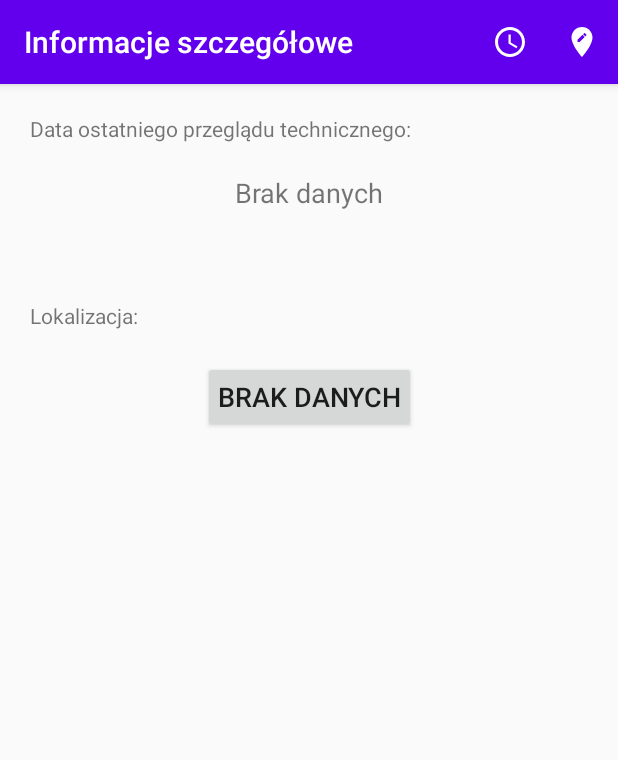
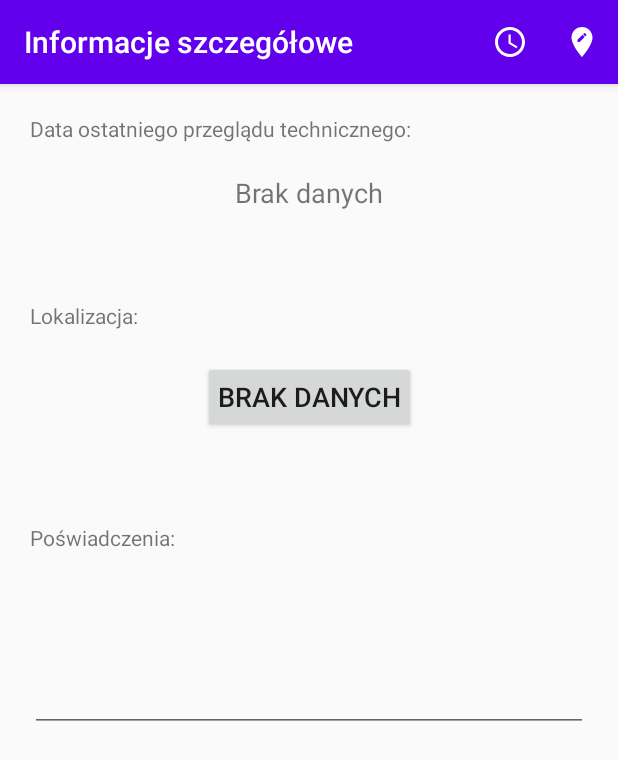
Before and after one commit to JakubMichalMalinowski/Organizer, an Android app: the DetailsActivity screen opened directly, with no data from a screen before it, on a phone screen of 412 x 824 dp. Shown: the top 760 px of the screen. Run offline under Robolectric (Android 15) with nearby library versions, the phone set to English and light mode, and no system bars.

Commit message:
add credentials and disable focus on edittexts on start

```diff
--- a/app/src/main/AndroidManifest.xml
+++ b/app/src/main/AndroidManifest.xml
@@ -15,7 +15,7 @@
         android:theme="@style/AppTheme">
         <activity
             android:name=".DetailsActivity"
-            android:label="@string/details"/>
+            android:label="@string/details" />
         <activity
             android:name=".DeviceActivity"
             android:label="@string/device"
--- a/app/src/main/java/com/remote/pum/organizer/DetailsActivity.java
+++ b/app/src/main/java/com/remote/pum/organizer/DetailsActivity.java
@@ -38,6 +38,7 @@ public class DetailsActivity extends AppCompatActivity {
     private Device device;
     private TextView dateTextView;
     private TextView locationButton;
+    private EditText credentialsEditText;
 
     @Override
     protected void onCreate(Bundle savedInstanceState) {
@@ -46,6 +47,7 @@ public class DetailsActivity extends AppCompatActivity {
 
         dateTextView = findViewById(R.id.date_text_view);
         locationButton = findViewById(R.id.location_button);
+        credentialsEditText = findViewById(R.id.credentials_text);
 
         device = (Device) getIntent().getSerializableExtra("current_device_for_details");
 
@@ -60,6 +62,12 @@ public class DetailsActivity extends AppCompatActivity {
                 setLocation();
             } else {
                 unsetLocation();
+            }
+
+            if (device.getCredentials() != null) {
+                credentialsEditText.setText(device.getCredentials());
+            } else {
+                credentialsEditText.setText(R.string.no_data);
             }
 
             //uzupełnianie tablic i listy danymi
@@ -283,6 +291,10 @@ public class DetailsActivity extends AppCompatActivity {
      */
     @Override
     public void onBackPressed() {
+        if (device != null) {
+            device.setCredentials(credentialsEditText.getText().toString());
+        }
+
         Intent intent = new Intent();
         intent.putExtra("device_return_from_details", device);
         setResult(RESULT_OK, intent);
--- a/app/src/main/java/com/remote/pum/organizer/DeviceActivity.java
+++ b/app/src/main/java/com/remote/pum/organizer/DeviceActivity.java
@@ -12,6 +12,7 @@ import android.provider.MediaStore;
 import android.view.Menu;
 import android.view.MenuInflater;
 import android.view.MenuItem;
+import android.view.View;
 import android.widget.EditText;
 import android.widget.Toast;
 
@@ -159,12 +160,13 @@ public class DeviceActivity extends AppCompatActivity {
             device.setPicture(result);
         }
 
-        //Activity modyfikujące wydarzenie
+        //Activity modyfikujące szczegóły
         if (requestCode == DETAILS_REQUEST && resultCode == RESULT_OK && data != null) {
             Device returnDevice = (Device) data.getSerializableExtra("device_return_from_details");
             if (returnDevice != null) {
                 this.device.setDate(returnDevice.getDateDate());
                 this.device.setLocation(returnDevice.getLocation());
+                this.device.setCredentials(returnDevice.getCredentials());
             }
         }
     }
--- a/app/src/main/java/com/remote/pum/organizer/MainActivity.java
+++ b/app/src/main/java/com/remote/pum/organizer/MainActivity.java
@@ -263,6 +263,7 @@ public class MainActivity extends AppCompatActivity implements RecyclerViewListe
                 devices.get(requestCode).setPicture(device.getPicture());
                 devices.get(requestCode).setDate(device.getDateDate());
                 devices.get(requestCode).setLocation(device.getLocation());
+                devices.get(requestCode).setCredentials(device.getCredentials());
             }
         }
 
--- a/app/src/main/res/layout/activity_details.xml
+++ b/app/src/main/res/layout/activity_details.xml
@@ -4,6 +4,8 @@
     xmlns:tools="http://schemas.android.com/tools"
     android:layout_width="match_parent"
     android:layout_height="match_parent"
+    android:focusable="true"
+    android:focusableInTouchMode="true"
     tools:context=".DetailsActivity">
 
     <TextView
@@ -53,4 +55,28 @@
         app:layout_constraintStart_toStartOf="parent"
         app:layout_constraintTop_toBottomOf="@+id/date_text_view" />
 
+    <TextView
+        android:id="@+id/credentials_label"
+        android:layout_width="wrap_content"
+        android:layout_height="wrap_content"
+        android:layout_marginStart="20dp"
+        android:layout_marginTop="60dp"
+        android:text="@string/credentials"
+        app:layout_constraintStart_toStartOf="parent"
+        app:layout_constraintTop_toBottomOf="@+id/location_button" />
+
+    <EditText
+        android:id="@+id/credentials_text"
+        android:layout_width="0dp"
+        android:layout_height="100dp"
+        android:layout_marginStart="20dp"
+        android:layout_marginTop="20dp"
+        android:layout_marginEnd="20dp"
+        android:ems="10"
+        android:gravity="start|top"
+        android:inputType="textMultiLine"
+        app:layout_constraintEnd_toEndOf="parent"
+        app:layout_constraintStart_toStartOf="parent"
+        app:layout_constraintTop_toBottomOf="@+id/credentials_label" />
+
 </androidx.constraintlayout.widget.ConstraintLayout>
--- a/app/src/main/res/values/strings.xml
+++ b/app/src/main/res/values/strings.xml
@@ -23,4 +23,5 @@
     <string name="min">Minuty</string>
     <string name="weather">Pogoda</string>
     <string name="wind">\u0020Wiatr</string>
+    <string name="credentials">Poświadczenia:</string>
 </resources>
```
Also changed, not shown: app/src/main/java/com/remote/pum/organizer/Device.java (+10 -0 lines), app/src/main/res/layout/activity_device.xml (+8 -5 lines).
